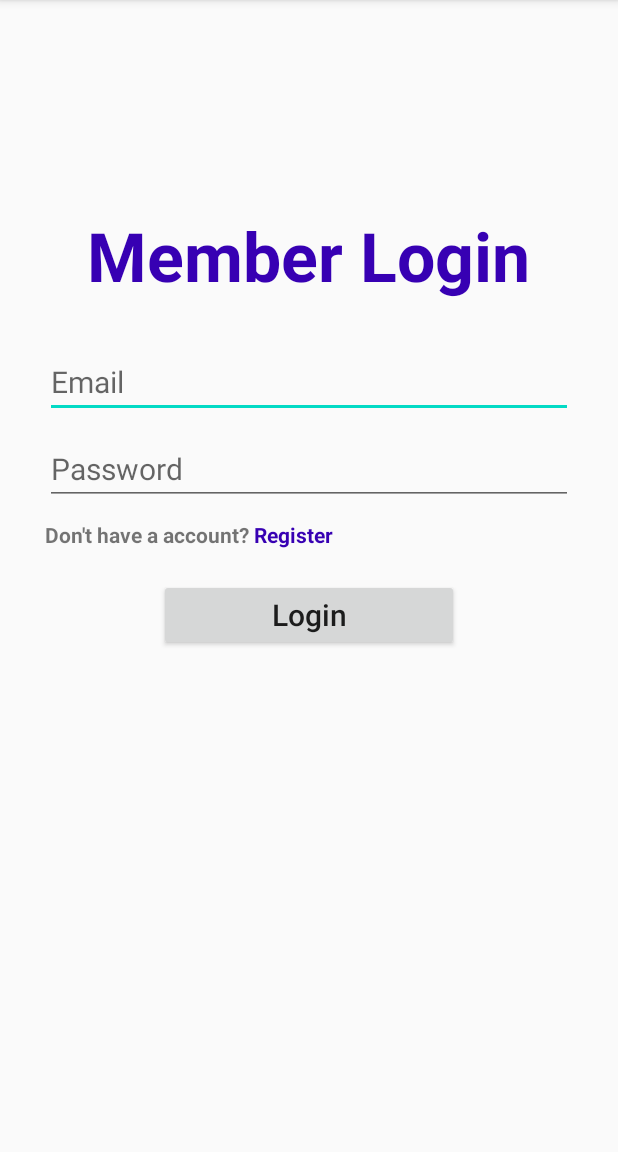
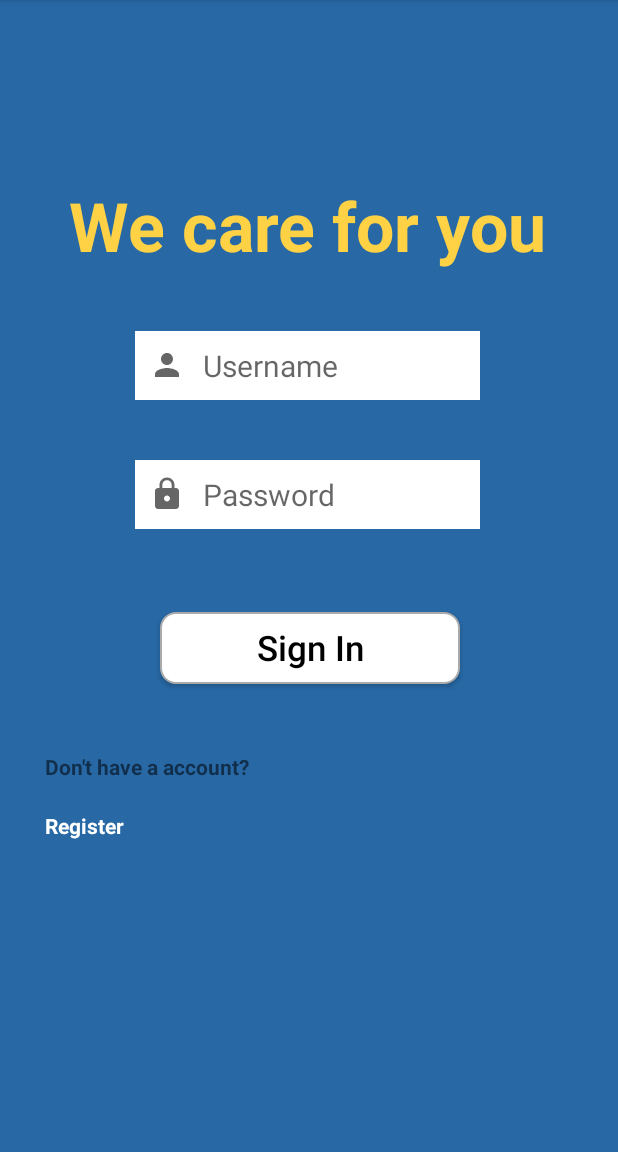
Before and after one commit to Kwongmingwei/FarisCare, an Android app: the screen it shows after launch (MainActivity), on a phone screen of 412 x 824 dp, the part 84-1236 px from its top. Run offline under Robolectric (Android 15) with nearby library versions, the phone set to English and light mode, and no system bars; our stand-ins replace Firebase (no records; nobody signed in at launch, a user with empty details on screens opened directly).

Commit message:
75% completed with login page

```diff
--- a/app/src/main/java/com/example/fariscare/MainActivity.java
+++ b/app/src/main/java/com/example/fariscare/MainActivity.java
@@ -75,6 +75,7 @@ public class MainActivity extends AppCompatActivity {
 
         //Auto_login.edit().putBoolean("logged",false).apply();
         //Chris - User is already logged in
+        Auto_login.edit().putBoolean("logged", false).apply();
         if(Auto_login.getBoolean("logged",false)){
             databaseReference.orderByChild("email").equalTo(user.getEmail()).addValueEventListener(new ValueEventListener() {
                 @Override
--- /dev/null
+++ b/app/src/main/res/drawable/custom_input.xml
@@ -0,0 +1,6 @@
+<?xml version="1.0" encoding="utf-8"?>
+<selector xmlns:android="http://schemas.android.com/apk/res/android">
+
+
+
+</selector>
--- /dev/null
+++ b/app/src/main/res/drawable/ic_lock.xml
@@ -0,0 +1,10 @@
+<vector xmlns:android="http://schemas.android.com/apk/res/android"
+    android:width="24dp"
+    android:height="24dp"
+    android:viewportWidth="24"
+    android:viewportHeight="24"
+    android:tint="?attr/colorControlNormal">
+  <path
+      android:fillColor="@android:color/darker_gray"
+      android:pathData="M18,8h-1L17,6c0,-2.76 -2.24,-5 -5,-5S7,3.24 7,6v2L6,8c-1.1,0 -2,0.9 -2,2v10c0,1.1 0.9,2 2,2h12c1.1,0 2,-0.9 2,-2L20,10c0,-1.1 -0.9,-2 -2,-2zM12,17c-1.1,0 -2,-0.9 -2,-2s0.9,-2 2,-2 2,0.9 2,2 -0.9,2 -2,2zM15.1,8L8.9,8L8.9,6c0,-1.71 1.39,-3.1 3.1,-3.1 1.71,0 3.1,1.39 3.1,3.1v2z"/>
+</vector>
--- /dev/null
+++ b/app/src/main/res/drawable/ic_person.xml
@@ -0,0 +1,10 @@
+<vector xmlns:android="http://schemas.android.com/apk/res/android"
+    android:width="24dp"
+    android:height="24dp"
+    android:viewportWidth="24"
+    android:viewportHeight="24"
+    android:tint="?attr/colorControlNormal">
+  <path
+      android:fillColor="@android:color/darker_gray"
+      android:pathData="M12,12c2.21,0 4,-1.79 4,-4s-1.79,-4 -4,-4 -4,1.79 -4,4 1.79,4 4,4zM12,14c-2.67,0 -8,1.34 -8,4v2h16v-2c0,-2.66 -5.33,-4 -8,-4z"/>
+</vector>
--- /dev/null
+++ b/app/src/main/res/drawable/rounded.xml
@@ -0,0 +1,20 @@
+<selector xmlns:android="http://schemas.android.com/apk/res/android" >
+
+
+    <item android:state_enabled="true" android:state_focused="true">
+        <shape android:shape="rectangle">
+            <solid android:color="@android:color/white" />
+            <corners android:radius="10dp"/>
+            <stroke android:color="@color/colorPrimary" android:width="1dp" />
+        </shape>
+    </item>
+
+    <item android:state_enabled="true">
+        <shape android:shape="rectangle">
+            <solid android:color="@android:color/white" />
+            <corners android:radius="10dp"/>
+            <stroke android:color="@android:color/darker_gray" android:width="1dp" />
+        </shape>
+    </item>
+
+</selector>
--- a/app/src/main/res/layout/activity_main.xml
+++ b/app/src/main/res/layout/activity_main.xml
@@ -7,71 +7,70 @@
     android:layout_height="match_parent"
     android:layout_gravity="center"
     android:gravity="center"
+    android:background="#2768A5"
     tools:context=".MainActivity">
 
     <LinearLayout
         android:layout_width="wrap_content"
         android:layout_height="470dp"
-        android:layout_alignParentStart="true"
+        android:layout_alignParentStart="false"
         android:layout_alignParentTop="true"
         android:layout_alignParentEnd="true"
         android:layout_alignParentBottom="true"
         android:layout_marginStart="30dp"
-        android:layout_marginTop="140dp"
-        android:layout_marginEnd="30dp"
-        android:layout_marginBottom="29dp"
+        android:layout_marginTop="20dp"
+        android:layout_marginEnd="28dp"
+        android:layout_marginBottom="20dp"
         android:orientation="vertical">
 
+
         <TextView
-            android:layout_width="wrap_content"
+            android:layout_width="362dp"
             android:layout_height="wrap_content"
             android:layout_gravity="center"
+            android:layout_marginTop="100dp"
             android:layout_marginBottom="30dp"
-            android:text="Member Login"
-            android:textColor="@color/colorPrimaryDark"
+            android:paddingLeft="20dp"
+            android:text="We care for you"
+            android:textColor="#FFD246"
             android:textSize="45dp"
             android:textStyle="bold" />
 
         <EditText
             android:id="@+id/EnterEmail"
-            android:layout_width="match_parent"
+            android:layout_width="230dp"
             android:layout_height="wrap_content"
-            android:hint="Email"
+            android:layout_marginLeft="60dp"
+            android:layout_marginTop="10dp"
+            android:drawableStart="@drawable/ic_person"
+            android:drawablePadding="12dp"
+            android:background="#ffff"
+            android:hint="Username"
             android:inputType="textEmailAddress"
-            android:textSize="20dp" />
+            android:padding="9dp"
+            android:textSize="20dp"
+
+            />
 
         <EditText
             android:id="@+id/EnterPassword"
-            android:layout_width="match_parent"
+            android:layout_width="230dp"
             android:layout_height="wrap_content"
-            android:layout_marginTop="10dp"
+            android:layout_marginLeft="60dp"
+            android:layout_marginTop="40dp"
             android:layout_marginBottom="10dp"
+            android:drawableStart="@drawable/ic_lock"
+            android:drawablePadding="12dp"
+            android:background="#ffff"
             android:hint="Password"
             android:inputType="textPassword"
+            android:padding="9dp"
             android:textSize="20dp" />
 
         <LinearLayout
             android:layout_width="wrap_content"
             android:layout_height="wrap_content"
             android:orientation="horizontal">
-
-            <TextView
-                android:layout_width="match_parent"
-                android:layout_height="wrap_content"
-                android:layout_marginBottom="10dp"
-                android:text="Don't have a account? "
-                android:textSize="14dp"
-                android:textStyle="bold" />
-
-            <TextView
-                android:id="@+id/Register"
-                android:layout_width="match_parent"
-                android:layout_height="match_parent"
-                android:layout_marginBottom="10dp"
-                android:text="Register"
-                android:textColor="@color/colorPrimaryDark"
-                android:textSize="14dp"
-                android:textStyle="bold" />
 
         </LinearLayout>
 
@@ -80,17 +79,33 @@
             android:layout_width="200dp"
             android:layout_height="wrap_content"
             android:layout_gravity="center"
-            android:layout_margin="10dp"
-            android:text="Login"
+            android:layout_margin="45dp"
+            android:layout_marginTop="30dp"
+            android:background="@drawable/rounded"
+            android:text="Sign In"
             android:textAllCaps="false"
-            android:textSize="20dp" />
+            android:textColor="#000"
+            android:textSize="23dp"
 
-        <ProgressBar
-            android:id="@+id/progressBar"
-            style="?android:attr/progressBarStyle"
+
+            />
+
+        <TextView
             android:layout_width="match_parent"
-            android:layout_height="77dp"
-            android:indeterminate="true"
-            android:visibility="invisible" />
+            android:layout_height="wrap_content"
+            android:layout_marginTop="0dp"
+            android:text="Don't have a account? "
+            android:textSize="14dp"
+            android:textStyle="bold" />
+
+        <TextView
+            android:id="@+id/Register"
+            android:layout_width="match_parent"
+            android:layout_height="wrap_content"
+            android:layout_marginTop="20dp"
+            android:text="Register"
+            android:textColor="#FFFF"
+            android:textSize="14dp"
+            android:textStyle="bold" />
     </LinearLayout>
 </RelativeLayout>
--- a/app/src/main/res/layout/activity_main_menu.xml
+++ b/app/src/main/res/layout/activity_main_menu.xml
@@ -4,13 +4,13 @@
     xmlns:tools="http://schemas.android.com/tools"
     android:layout_width="match_parent"
     android:layout_height="match_parent"
+    android:background="#2768A5"
     tools:context=".MainMenu">
 
     <Button
         android:id="@+id/groceries"
         android:layout_width="wrap_content"
         android:layout_height="wrap_content"
-        android:layout_centerInParent="true"
         android:text="Request for groceries" />
 
     <Button
--- a/build.gradle
+++ b/build.gradle
@@ -5,7 +5,7 @@ buildscript {
         jcenter()
     }
     dependencies {
-        classpath "com.android.tools.build:gradle:4.0.0"
+        classpath 'com.android.tools.build:gradle:4.1.1'
         classpath 'com.google.gms:google-services:4.2.0'
 
         // NOTE: Do not place your application dependencies here; they belong
```
Also changed, not shown: gradle/wrapper/gradle-wrapper.properties.
